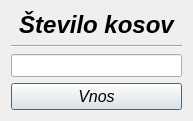
Qt form numofitems.ui (MaxMaxy/racun) before a commit.
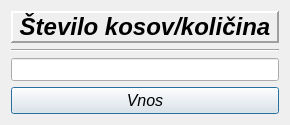
The same form after that commit.

```diff
--- a/numofitems.ui
+++ b/numofitems.ui
@@ -6,10 +6,22 @@
    <rect>
     <x>0</x>
     <y>0</y>
-    <width>193</width>
-    <height>121</height>
+    <width>290</width>
+    <height>125</height>
    </rect>
   </property>
+  <property name="minimumSize">
+   <size>
+    <width>290</width>
+    <height>125</height>
+   </size>
+  </property>
+  <property name="maximumSize">
+   <size>
+    <width>290</width>
+    <height>125</height>
+   </size>
+  </property>
   <property name="font">
    <font>
     <family>MS Sans Serif</family>
@@ -34,8 +46,17 @@
          <bold>true</bold>
         </font>
        </property>
+       <property name="frameShape">
+        <enum>QFrame::Panel</enum>
+       </property>
+       <property name="frameShadow">
+        <enum>QFrame::Raised</enum>
+       </property>
+       <property name="lineWidth">
+        <number>2</number>
+       </property>
        <property name="text">
-        <string>Število kosov</string>
+        <string>Število kosov/količina</string>
        </property>
        <property name="alignment">
         <set>Qt::AlignCenter</set>
```
